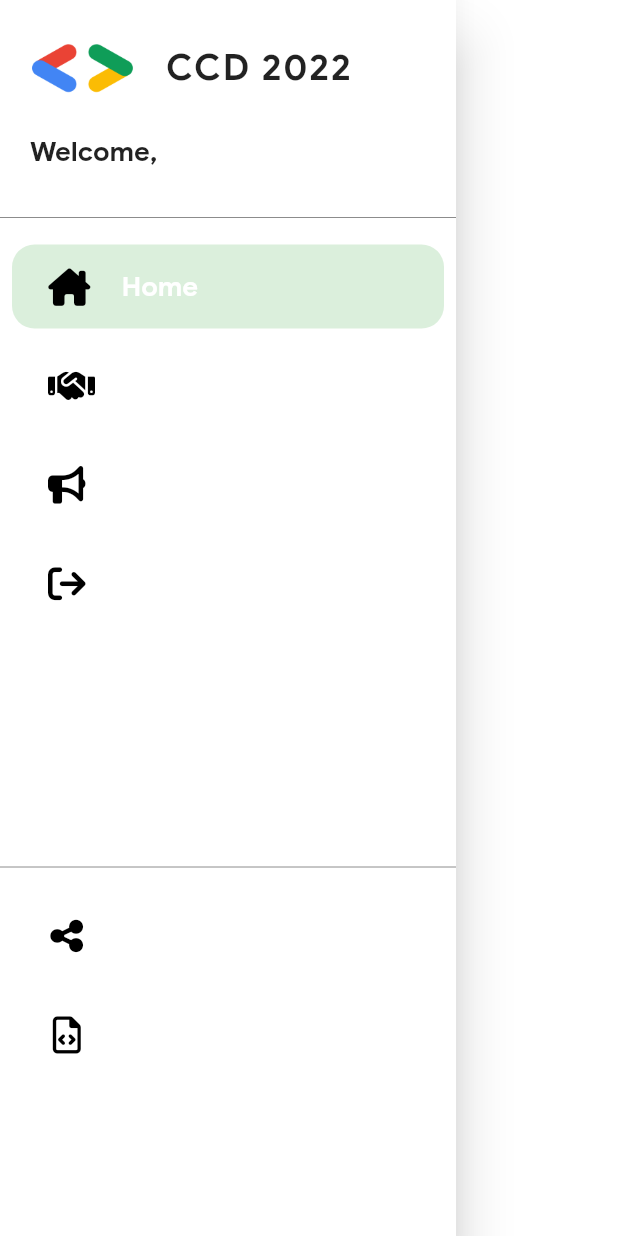
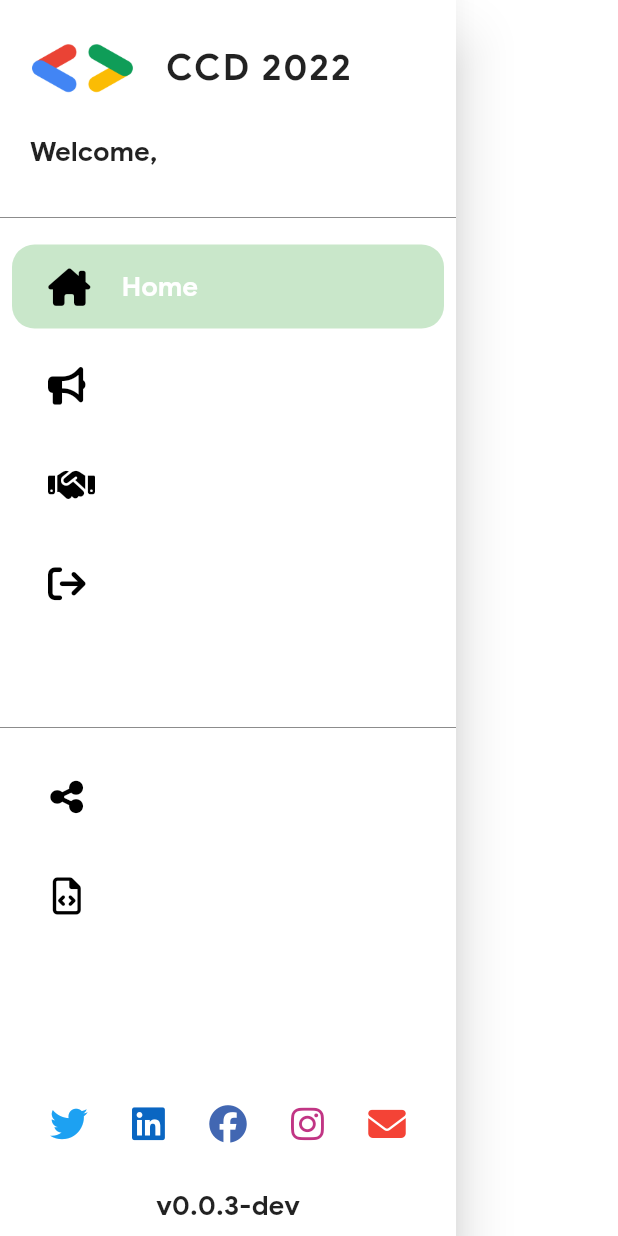
Before and after one commit to gdgcloudkol/gccd-event-app, a Flutter app: the AppDrawer widget shown alone on an empty page, opened directly, on a phone screen of 412 x 824 dp. Run offline on Flutter 3.47's test engine with Material 2 defaults, Android fonts, the phone set to English and light mode, and no system bars; our stand-ins replace cached_network_image, cloud_firestore, firebase_auth, firebase_core, firebase_storage, font_awesome_flutter and 4 more; missing offline and left inert: gif; accounts and stored records are empty; network calls fail.

Commit message:
App name different Bug fix in manifest Minor UX improvements Added social icons in drawer
--Shatanik Mahanty <shatanikmahanty@gmail.com>

```diff
--- a/lib/blocs/nav_bloc.dart
+++ b/lib/blocs/nav_bloc.dart
@@ -1,5 +1,6 @@
 import 'package:flutter/foundation.dart';
 import 'package:flutter/material.dart';
+import 'package:package_info_plus/package_info_plus.dart';
 
 class NavigationBloc extends ChangeNotifier {
   ///Nav index variable to control the app navigation
@@ -11,8 +12,8 @@ class NavigationBloc extends ChangeNotifier {
   final Map<int, String> _screenNames = {
     0: "Home",
     1: "Profile",
-    3: "Partners",
-    4: "Speakers",
+    3: "Speakers",
+    4: "Partners",
     6: "Tell a Friend",
     7: "Terms & Conditions",
     8: "Privacy Policy",
@@ -23,8 +24,17 @@ class NavigationBloc extends ChangeNotifier {
 
   GlobalKey<NavigatorState> get navigatorKey => _navigatorKey;
 
+  PackageInfo? _packageInfo;
+
+  PackageInfo? get packageInfo => _packageInfo;
+
   NavigationBloc(GlobalKey<NavigatorState> navigatorKey) {
     _navigatorKey = navigatorKey;
+    initPackageInfo();
+  }
+
+  initPackageInfo() async {
+    _packageInfo = await PackageInfo.fromPlatform();
   }
 
   final List<int> _navStack = [0];
--- a/lib/entrypoint/navigation_screen.dart
+++ b/lib/entrypoint/navigation_screen.dart
@@ -68,9 +68,9 @@ class _NavigationScreenState extends State<NavigationScreen> {
       case 0:
         return const HomeScreen();
       case 3:
+        return const SpeakersScreen();
+      case 4:
         return const PartnersScreen();
-      case 4:
-        return const SpeakersScreen();
       default:
         return const HomeScreen();
     }
--- a/lib/screens/license_screen.dart
+++ b/lib/screens/license_screen.dart
@@ -1,7 +1,8 @@
 import 'package:flutter/material.dart';
 
 class AppLicense extends StatelessWidget {
-  const AppLicense({Key? key}) : super(key: key);
+  final String versionName;
+  const AppLicense({Key? key, required this.versionName}) : super(key: key);
 
   @override
   Widget build(BuildContext context) {
@@ -37,7 +38,7 @@ class AppLicense extends StatelessWidget {
           height: 100,
         ),
         applicationName: "CCD 2022",
-        applicationVersion: "v0.0.1",
+        applicationVersion: versionName,
         applicationLegalese: "© GDG Cloud Kolkata",
       ),
     );
--- a/lib/widgets/drawer.dart
+++ b/lib/widgets/drawer.dart
@@ -4,6 +4,7 @@ import 'package:ccd2022app/blocs/auth_bloc.dart';
 import 'package:ccd2022app/blocs/nav_bloc.dart';
 import 'package:ccd2022app/blocs/ticket_status_bloc.dart';
 import 'package:ccd2022app/screens/license_screen.dart';
+import 'package:ccd2022app/widgets/social_media_icon.dart';
 import 'package:flutter/material.dart';
 import 'package:flutter/services.dart';
 import 'package:font_awesome_flutter/font_awesome_flutter.dart';
@@ -24,9 +25,9 @@ class AppDrawer extends StatelessWidget {
     return SafeArea(
       child: Drawer(
         backgroundColor: Colors.white,
-        child: SingleChildScrollView(
-          child: SizedBox(
-            height: size.height - kToolbarHeight - 30,
+        child: SizedBox(
+          height: size.height - kToolbarHeight - 30,
+          child: SingleChildScrollView(
             child: Column(
               crossAxisAlignment: CrossAxisAlignment.start,
               children: [
@@ -118,8 +119,8 @@ class AppDrawer extends StatelessWidget {
                   ),
                 ],
                 singleDrawerOption(
-                  "Partners",
-                  FontAwesomeIcons.solidHandshake,
+                  "Speakers",
+                  FontAwesomeIcons.bullhorn,
                   3,
                   context,
                   nb,
@@ -130,8 +131,8 @@ class AppDrawer extends StatelessWidget {
                   height: 10,
                 ),
                 singleDrawerOption(
-                  "Speakers",
-                  FontAwesomeIcons.bullhorn,
+                  "Partners",
+                  FontAwesomeIcons.solidHandshake,
                   4,
                   context,
                   nb,
@@ -141,6 +142,7 @@ class AppDrawer extends StatelessWidget {
                 const SizedBox(
                   height: 10,
                 ),
+
                 if (ab.isLoggedIn) ...[
                   singleDrawerOption(
                     "Sign Out",
@@ -155,7 +157,9 @@ class AppDrawer extends StatelessWidget {
                     height: 10,
                   ),
                 ],
-                const Spacer(),
+                const SizedBox(
+                  height: 50,
+                ),
                 const Divider(color: Colors.black45),
                 const SizedBox(
                   height: 10,
@@ -206,10 +210,7 @@ class AppDrawer extends StatelessWidget {
                   tsb,
                 ),
                 const SizedBox(
-                  height: 10,
-                ),
-                const SizedBox(
-                  height: 10,
+                  height: 100,
                 ),
                 // singleDrawerOption(
                 //   "About Us",
@@ -223,6 +224,70 @@ class AppDrawer extends StatelessWidget {
                 // const SizedBox(
                 //   height: 10,
                 // ),
+                Row(
+                  mainAxisAlignment: MainAxisAlignment.center,
+                  children: [
+                    buildSocialMediaIconButton(
+                      "https://twitter.com/gdgcloudkol",
+                      const Color(0xff1DA1F2),
+                      FontAwesomeIcons.twitter,
+                      size: 25,
+                    ),
+                    const SizedBox(
+                      width: 5,
+                    ),
+                    buildSocialMediaIconButton(
+                      "https://www.linkedin.com/company/gdgcloudkol/",
+                      const Color(0xff0A66C2),
+                      FontAwesomeIcons.linkedin,
+                      size: 25,
+                    ),
+                    const SizedBox(
+                      width: 5,
+                    ),
+                    buildSocialMediaIconButton(
+                      "https://facebook.com/gdgcloudkol",
+                      const Color(0xff4267B2),
+                      FontAwesomeIcons.facebook,
+                      size: 25,
+                    ),
+                    const SizedBox(
+                      width: 5,
+                    ),
+                    buildSocialMediaIconButton(
+                      "https://instagram.com/gdgcloudkol",
+                      const Color(0xffC13584),
+                      FontAwesomeIcons.instagram,
+                      size: 25,
+                    ),
+                    const SizedBox(
+                      width: 5,
+                    ),
+                    buildSocialMediaIconButton(
+                      "mailto:gdgcloudkol@gmail.com",
+                      Colors.red,
+                      FontAwesomeIcons.solidEnvelope,
+                      size: 25,
+                    ),
+                  ],
+                ),
+                const SizedBox(
+                  height: 20,
+                ),
+                if (nb.packageInfo != null)
+                  Center(
+                    child: Text(
+                      "v${nb.packageInfo?.version}",
+                      style: const TextStyle(
+                        fontFamily: "GoogleSans",
+                        fontSize: 18,
+                        fontWeight: FontWeight.bold,
+                      ),
+                    ),
+                  ),
+                const SizedBox(
+                  height: 20,
+                ),
               ],
             ),
           ),
@@ -244,7 +309,7 @@ class AppDrawer extends StatelessWidget {
       margin: const EdgeInsets.symmetric(horizontal: 8),
       decoration: BoxDecoration(
         color:
-            nb.navIndex == index ? Colors.green.withOpacity(0.2) : Colors.white,
+            nb.navIndex == index ? Colors.green.withOpacity(0.3) : Colors.white,
         borderRadius: BorderRadius.circular(15),
       ),
       child: ListTile(
@@ -315,7 +380,9 @@ class AppDrawer extends StatelessWidget {
       Navigator.push(
         context,
         MaterialPageRoute(
-          builder: (context) => const AppLicense(),
+          builder: (context) => AppLicense(
+            versionName: nb.packageInfo?.version ?? "v0.0.1-dev",
+          ),
         ),
       );
     } else {
--- /dev/null
+++ b/lib/widgets/social_media_icon.dart
@@ -0,0 +1,19 @@
+import 'package:flutter/material.dart';
+import 'package:url_launcher/url_launcher_string.dart';
+
+Widget buildSocialMediaIconButton(String launchUrl, Color color, IconData icon,
+    {double size = 30}) {
+  return IconButton(
+    onPressed: () {
+      launchUrlString(
+        launchUrl,
+        mode: LaunchMode.externalApplication,
+      );
+    },
+    icon: Icon(
+      icon,
+      color: color,
+      size: size,
+    ),
+  );
+}
--- a/pubspec.yaml
+++ b/pubspec.yaml
@@ -43,6 +43,7 @@ dependencies:
   google_sign_in: ^5.4.0
   in_app_update: ^3.0.0
   carousel_slider: ^4.1.1
+  package_info_plus: ^1.4.3
 
   font_awesome_flutter: ^10.1.0
   gif: ^2.1.1
```
Also changed, not shown: lib/screens/sponsors/partners_screen.dart (+13 -8 lines), lib/screens/view_ticket_screen.dart (+5 -21 lines), pubspec.lock, 1 other file.
